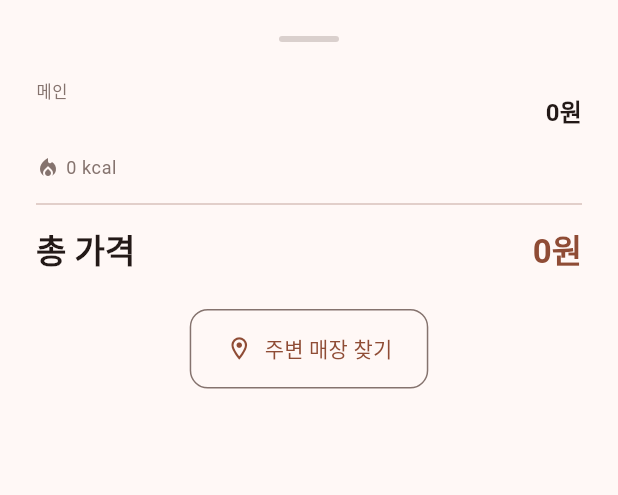
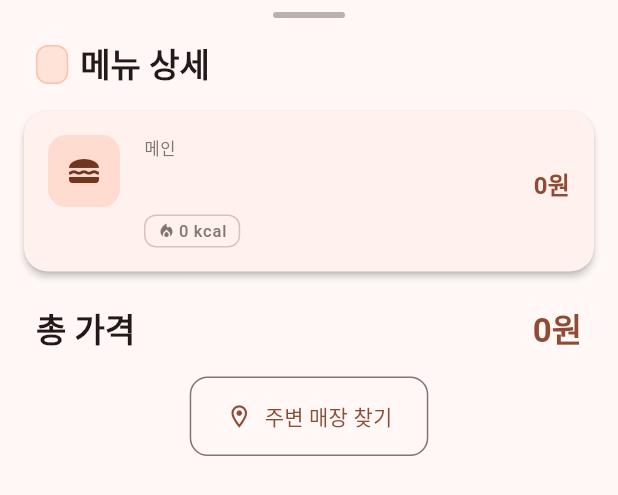
Before and after one commit to sirdeath/burger-budget, a Flutter app: the MenuDetailScreen widget shown alone on an empty page, opened directly with empty values, on a phone screen of 412 x 824 dp. Shown: the top 495 px of the screen. Run offline on Flutter 3.47's test engine with Material 3 defaults, Android fonts, the phone set to English and light mode, and no system bars; our stand-ins replace flutter_riverpod, riverpod_annotation, shared_preferences, sqflite; accounts and stored records are empty; generated files the repository leaves out were written again.

Commit message:
💄 ui: MenuDetailScreen 상세 화면 개선 (카드 분리, 아이콘 placeholder, 프랜차이즈 배지)

```diff
--- a/lib/features/menu/presentation/screens/menu_detail_screen.dart
+++ b/lib/features/menu/presentation/screens/menu_detail_screen.dart
@@ -1,6 +1,8 @@
 import 'package:flutter/material.dart';
 
+import '../../../../core/constants/app_constants.dart';
 import '../../../../core/theme/app_spacing.dart';
+import '../../../../core/theme/app_theme.dart';
 import '../../../../core/utils/currency_format.dart';
 import '../../../store_finder/presentation/widgets/find_store_button.dart';
 import '../../domain/entities/menu_item.dart';
@@ -29,33 +31,83 @@ class MenuDetailScreen extends StatelessWidget {
       builder: (context, scrollController) {
         return SingleChildScrollView(
           controller: scrollController,
-          child: Padding(
-            padding: const EdgeInsets.all(AppSpacing.lg),
           child: Column(
             crossAxisAlignment: CrossAxisAlignment.start,
             children: [
+              // Handle bar
               Center(
+                child: Padding(
+                  padding: const EdgeInsets.only(top: AppSpacing.sm),
                   child: Container(
-                    width: 40,
+                    width: 48,
                     height: 4,
                     decoration: BoxDecoration(
-                      color: theme.colorScheme.outline.withValues(alpha: 0.3),
+                      color: theme.colorScheme.onSurfaceVariant
+                          .withValues(alpha: 0.4),
                       borderRadius: BorderRadius.circular(2),
                     ),
                   ),
                 ),
-                const SizedBox(height: AppSpacing.lg),
-                _buildItemSection(context, '메인', menuItem),
-                if (sideItem != null) ...[
-                  const Divider(height: AppSpacing.xl),
-                  _buildItemSection(context, '사이드', sideItem!),
+              ),
+              // Header
+              Padding(
+                padding: const EdgeInsets.fromLTRB(
+                  AppSpacing.lg,
+                  AppSpacing.md,
+                  AppSpacing.lg,
+                  0,
+                ),
+                child: Row(
+                  children: [
+                    _FranchiseBadge(
+                      franchise: menuItem.franchise,
+                      brightness: theme.brightness,
+                    ),
+                    const SizedBox(width: AppSpacing.sm),
+                    Expanded(
+                      child: Text(
+                        '메뉴 상세',
+                        style: theme.textTheme.titleLarge,
+                      ),
+                    ),
                   ],
-                if (drinkItem != null) ...[
-                  const Divider(height: AppSpacing.xl),
-                  _buildItemSection(context, '음료', drinkItem!),
+                ),
+              ),
+              const SizedBox(height: AppSpacing.md),
+              // Menu sections
+              Padding(
+                padding: const EdgeInsets.symmetric(
+                  horizontal: AppSpacing.md,
+                ),
+                child: Column(
+                  children: [
+                    _MenuItemCard(
+                      label: '메인',
+                      icon: Icons.lunch_dining,
+                      item: menuItem,
+                    ),
+                    if (sideItem != null)
+                      _MenuItemCard(
+                        label: '사이드',
+                        icon: Icons.fastfood,
+                        item: sideItem!,
+                      ),
+                    if (drinkItem != null)
+                      _MenuItemCard(
+                        label: '음료',
+                        icon: Icons.local_cafe,
+                        item: drinkItem!,
+                      ),
                   ],
-                const Divider(height: AppSpacing.xl),
-                Row(
+                ),
+              ),
+              // Total price
+              Padding(
+                padding: const EdgeInsets.symmetric(
+                  horizontal: AppSpacing.lg,
+                  vertical: AppSpacing.md,
+                ),
+                child: Row(
                   mainAxisAlignment: MainAxisAlignment.spaceBetween,
                   children: [
                     Text(
@@ -73,15 +125,15 @@ class MenuDetailScreen extends StatelessWidget {
                     ),
                   ],
                 ),
-                const SizedBox(height: AppSpacing.lg),
+              ),
+              // Find store button
               Center(
                 child: FindStoreButton(
                   franchiseCode: menuItem.franchise,
                 ),
               ),
-                const SizedBox(height: AppSpacing.md),
+              const SizedBox(height: AppSpacing.lg),
             ],
-            ),
           ),
         );
       },
@@ -92,19 +144,81 @@ class MenuDetailScreen extends StatelessWidget {
       menuItem.price +
       (sideItem?.price ?? 0) +
       (drinkItem?.price ?? 0);
+}
 
-  Widget _buildItemSection(
-    BuildContext context,
-    String label,
-    MenuItem item,
-  ) {
+class _FranchiseBadge extends StatelessWidget {
+  const _FranchiseBadge({
+    required this.franchise,
+    required this.brightness,
+  });
+
+  final String franchise;
+  final Brightness brightness;
+
+  @override
+  Widget build(BuildContext context) {
+    final color = AppTheme.franchiseColor(franchise, brightness);
+    final name = AppConstants.franchiseNames[franchise] ?? franchise;
+    final emoji = AppConstants.franchiseEmojis[franchise] ?? '';
+
+    return Container(
+      padding: const EdgeInsets.symmetric(
+        horizontal: AppSpacing.sm,
+        vertical: AppSpacing.xs,
+      ),
+      decoration: BoxDecoration(
+        color: color.withValues(alpha: 0.15),
+        borderRadius: BorderRadius.circular(AppSpacing.sm),
+        border: Border.all(color: color.withValues(alpha: 0.3)),
+      ),
+      child: Text(
+        '$emoji $name',
+        style: Theme.of(context).textTheme.labelMedium?.copyWith(
+              color: color,
+              fontWeight: FontWeight.w600,
+            ),
+      ),
+    );
+  }
+}
+
+class _MenuItemCard extends StatelessWidget {
+  const _MenuItemCard({
+    required this.label,
+    required this.icon,
+    required this.item,
+  });
+
+  final String label;
+  final IconData icon;
+  final MenuItem item;
+
+  @override
+  Widget build(BuildContext context) {
     final theme = Theme.of(context);
-    return Column(
+
+    return Card(
+      margin: const EdgeInsets.only(bottom: AppSpacing.sm),
+      child: Padding(
+        padding: const EdgeInsets.all(AppSpacing.md),
+        child: Row(
           crossAxisAlignment: CrossAxisAlignment.start,
           children: [
-        Row(
-          mainAxisAlignment: MainAxisAlignment.spaceBetween,
-          children: [
+            // Icon placeholder
+            Container(
+              width: 48,
+              height: 48,
+              decoration: BoxDecoration(
+                color: theme.colorScheme.primaryContainer,
+                borderRadius: BorderRadius.circular(12),
+              ),
+              child: Icon(
+                icon,
+                color: theme.colorScheme.onPrimaryContainer,
+              ),
+            ),
+            const SizedBox(width: AppSpacing.md),
+            // Content
             Expanded(
               child: Column(
                 crossAxisAlignment: CrossAxisAlignment.start,
@@ -116,63 +230,95 @@ class MenuDetailScreen extends StatelessWidget {
                     ),
                   ),
                   const SizedBox(height: AppSpacing.xs),
-                  Text(
+                  Row(
+                    mainAxisAlignment: MainAxisAlignment.spaceBetween,
+                    children: [
+                      Expanded(
+                        child: Text(
                           item.name,
                           style: theme.textTheme.titleMedium?.copyWith(
                             fontWeight: FontWeight.bold,
                           ),
                         ),
-                ],
-              ),
                       ),
                       Text(
                         formatKRW(item.price),
-              style: theme.textTheme.titleMedium,
+                        style: theme.textTheme.titleMedium?.copyWith(
+                          color: theme.colorScheme.primary,
+                        ),
                       ),
                     ],
                   ),
                   const SizedBox(height: AppSpacing.sm),
+                  Row(
+                    children: [
                       if (item.calories != null)
-          _InfoRow(icon: Icons.local_fire_department, text: '${item.calories} kcal'),
-        if (item.tags.isNotEmpty)
-          Padding(
-            padding: const EdgeInsets.only(top: AppSpacing.xs),
-            child: Wrap(
-              spacing: AppSpacing.xs,
-              children: item.tags
-                  .map((tag) => Chip(
-                        label: Text(tag),
-                        visualDensity: VisualDensity.compact,
-                        padding: EdgeInsets.zero,
-                        labelStyle: theme.textTheme.labelSmall,
-                      ))
-                  .toList(),
+                        _InfoChip(
+                          icon: Icons.local_fire_department,
+                          text: '${item.calories} kcal',
+                        ),
+                      if (item.calories != null && item.tags.isNotEmpty)
+                        const SizedBox(width: AppSpacing.xs),
+                      ...item.tags.map(
+                        (tag) => Padding(
+                          padding: const EdgeInsets.only(
+                            right: AppSpacing.xs,
+                          ),
+                          child: _InfoChip(text: tag),
                         ),
                       ),
                     ],
+                  ),
+                ],
+              ),
+            ),
+          ],
+        ),
+      ),
     );
   }
 }
 
-class _InfoRow extends StatelessWidget {
-  const _InfoRow({required this.icon, required this.text});
+class _InfoChip extends StatelessWidget {
+  const _InfoChip({this.icon, required this.text});
 
-  final IconData icon;
+  final IconData? icon;
   final String text;
 
   @override
   Widget build(BuildContext context) {
-    return Row(
+    final theme = Theme.of(context);
+
+    return Container(
+      padding: const EdgeInsets.symmetric(
+        horizontal: AppSpacing.sm,
+        vertical: 2,
+      ),
+      decoration: BoxDecoration(
+        border: Border.all(
+          color: theme.colorScheme.outlineVariant,
+        ),
+        borderRadius: BorderRadius.circular(AppSpacing.sm),
+      ),
+      child: Row(
+        mainAxisSize: MainAxisSize.min,
         children: [
-        Icon(icon, size: 16, color: Theme.of(context).colorScheme.outline),
-        const SizedBox(width: AppSpacing.xs),
+          if (icon != null) ...[
+            Icon(
+              icon,
+              size: 12,
+              color: theme.colorScheme.outline,
+            ),
+            const SizedBox(width: 2),
+          ],
           Text(
             text,
-          style: Theme.of(context).textTheme.bodySmall?.copyWith(
-                color: Theme.of(context).colorScheme.outline,
+            style: theme.textTheme.labelSmall?.copyWith(
+              color: theme.colorScheme.outline,
             ),
           ),
         ],
+      ),
     );
   }
 }
```
Lines whose indentation alone changed are shown as unchanged.
